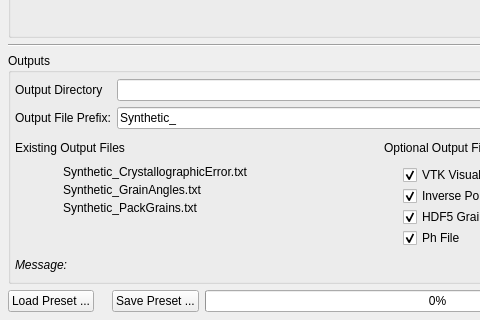
BlueQuartzSoftware/DREAM3D, file Source/UIPlugins/GrainGenerator/GrainGeneratorWidget.ui: the form before one commit; both pictures show x 0 to 480 and y 230 to 550 of the 764 by 550 pixel window.
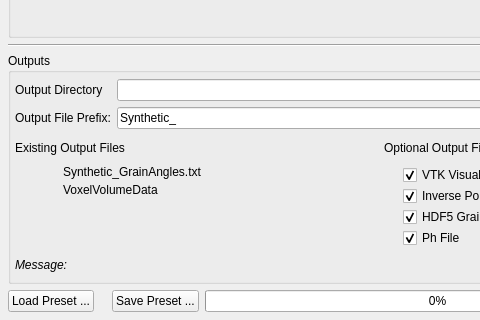
The form after the commit. Icons and pictures are not drawn. Custom widgets are drawn as their Qt base class.

Commit message: trying to fix surface mesh winding. cleaning up widgets. working through microstructure statistics to get it working properly

The edit to the form file:
```diff
--- a/Source/UIPlugins/GrainGenerator/GrainGeneratorWidget.ui
+++ b/Source/UIPlugins/GrainGenerator/GrainGeneratorWidget.ui
@@ -395,23 +395,6 @@
            <number>4</number>
           </property>
           <item row="0" column="0">
-           <widget class="QLabel" name="m_CrystallographicErrorFileIcon">
-            <property name="text">
-             <string/>
-            </property>
-            <property name="pixmap">
-             <pixmap resource="../../../Resources/icons/images/Icons.qrc">:/Delete-16x16.png</pixmap>
-            </property>
-           </widget>
-          </item>
-          <item row="0" column="1">
-           <widget class="QLabel" name="m_CrystallographicErrorFile">
-            <property name="text">
-             <string>Synthetic_CrystallographicError.txt</string>
-            </property>
-           </widget>
-          </item>
-          <item row="1" column="0">
            <widget class="QLabel" name="m_GrainAnglesFileIcon">
             <property name="text">
              <string/>
@@ -421,15 +404,15 @@
             </property>
            </widget>
           </item>
-          <item row="1" column="1">
+          <item row="0" column="1">
            <widget class="QLabel" name="m_GrainAnglesFile">
             <property name="text">
              <string>Synthetic_GrainAngles.txt</string>
             </property>
            </widget>
           </item>
-          <item row="2" column="0">
-           <widget class="QLabel" name="m_PackGrainsFileIcon">
+          <item row="1" column="0">
+           <widget class="QLabel" name="m_H5VolumeFileIcon">
             <property name="text">
              <string/>
             </property>
@@ -438,8 +421,8 @@
             </property>
            </widget>
           </item>
-          <item row="2" column="1">
-           <widget class="QLabel" name="m_PackGrainsFile">
+          <item row="1" column="1">
+           <widget class="QLabel" name="m_H5VolumeFile">
             <property name="minimumSize">
              <size>
               <width>300</width>
@@ -447,7 +430,7 @@
              </size>
             </property>
             <property name="text">
-             <string>Synthetic_PackGrains.txt</string>
+             <string>VoxelVolumeData</string>
             </property>
            </widget>
           </item>
```
Left out of the diff: 3 changed lines with no effect on the pictures. The commit also changes 6 other files.
